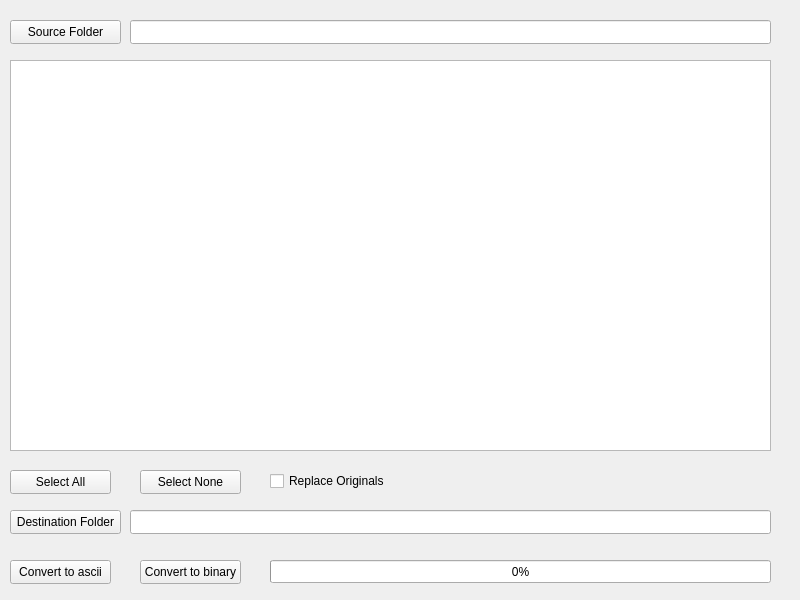
LilyTheFlower/FBX-Converter-with-GUI, file mainwindow.ui: the form before one commit.
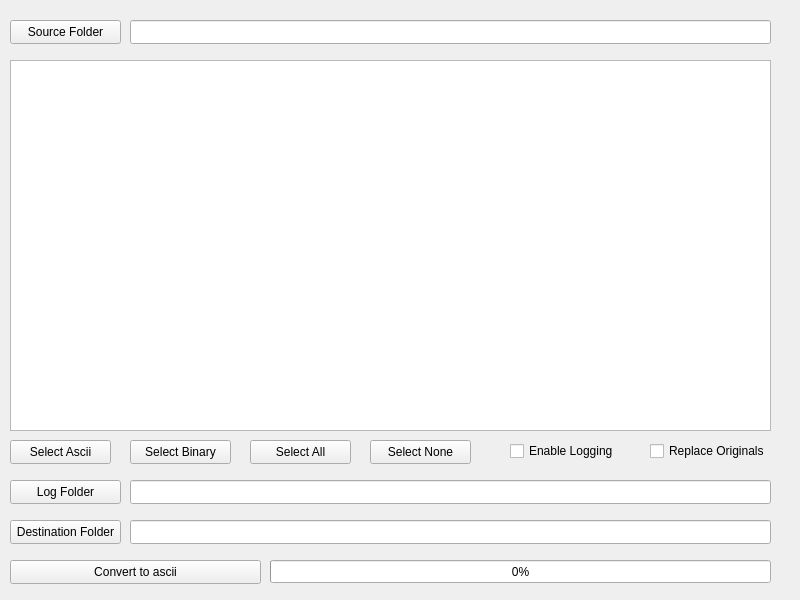
The form after the commit.

Diff of the .ui file:
```diff
--- a/mainwindow.ui
+++ b/mainwindow.ui
@@ -20,7 +20,7 @@
       <x>10</x>
       <y>60</y>
       <width>761</width>
-      <height>391</height>
+      <height>371</height>
      </rect>
     </property>
    </widget>
@@ -51,33 +51,33 @@
     <property name="geometry">
      <rect>
       <x>10</x>
-      <y>470</y>
+      <y>440</y>
       <width>101</width>
       <height>24</height>
      </rect>
     </property>
     <property name="text">
-     <string>Select All</string>
+     <string>Select Ascii</string>
     </property>
    </widget>
    <widget class="QPushButton" name="pushButton_3">
     <property name="geometry">
      <rect>
-      <x>140</x>
-      <y>470</y>
+      <x>130</x>
+      <y>440</y>
       <width>101</width>
       <height>24</height>
      </rect>
     </property>
     <property name="text">
-     <string>Select None</string>
+     <string>Select Binary</string>
     </property>
    </widget>
    <widget class="QLineEdit" name="lineEdit_2">
     <property name="geometry">
      <rect>
       <x>130</x>
-      <y>510</y>
+      <y>520</y>
       <width>641</width>
       <height>24</height>
      </rect>
@@ -87,7 +87,7 @@
     <property name="geometry">
      <rect>
       <x>10</x>
-      <y>510</y>
+      <y>520</y>
       <width>111</width>
       <height>24</height>
      </rect>
@@ -114,7 +114,7 @@
      <rect>
       <x>10</x>
       <y>560</y>
-      <width>101</width>
+      <width>251</width>
       <height>24</height>
      </rect>
     </property>
@@ -122,24 +122,11 @@
      <string>Convert to ascii</string>
     </property>
    </widget>
-   <widget class="QPushButton" name="pushButton_6">
-    <property name="geometry">
-     <rect>
-      <x>140</x>
-      <y>560</y>
-      <width>101</width>
-      <height>24</height>
-     </rect>
-    </property>
-    <property name="text">
-     <string>Convert to binary</string>
-    </property>
-   </widget>
    <widget class="QCheckBox" name="checkBox">
     <property name="geometry">
      <rect>
-      <x>270</x>
-      <y>470</y>
+      <x>650</x>
+      <y>440</y>
       <width>121</width>
       <height>22</height>
      </rect>
@@ -148,6 +135,68 @@
      <string>Replace Originals</string>
     </property>
    </widget>
+   <widget class="QCheckBox" name="checkBox_2">
+    <property name="geometry">
+     <rect>
+      <x>510</x>
+      <y>440</y>
+      <width>121</width>
+      <height>22</height>
+     </rect>
+    </property>
+    <property name="text">
+     <string>Enable Logging</string>
+    </property>
+   </widget>
+   <widget class="QPushButton" name="pushButton_7">
+    <property name="geometry">
+     <rect>
+      <x>10</x>
+      <y>480</y>
+      <width>111</width>
+      <height>24</height>
+     </rect>
+    </property>
+    <property name="text">
+     <string>Log Folder</string>
+    </property>
+   </widget>
+   <widget class="QLineEdit" name="lineEdit_3">
+    <property name="geometry">
+     <rect>
+      <x>130</x>
+      <y>480</y>
+      <width>641</width>
+      <height>24</height>
+     </rect>
+    </property>
+   </widget>
+   <widget class="QPushButton" name="pushButton_8">
+    <property name="geometry">
+     <rect>
+      <x>250</x>
+      <y>440</y>
+      <width>101</width>
+      <height>24</height>
+     </rect>
+    </property>
+    <property name="text">
+     <string>Select All</string>
+    </property>
+   </widget>
+   <widget class="QPushButton" name="pushButton_9">
+    <property name="geometry">
+     <rect>
+      <x>370</x>
+      <y>440</y>
+      <width>101</width>
+      <height>24</height>
+     </rect>
+    </property>
+    <property name="text">
+     <string>Select None</string>
+    </property>
+   </widget>
   </widget>
  </widget>
  <resources/>
```
